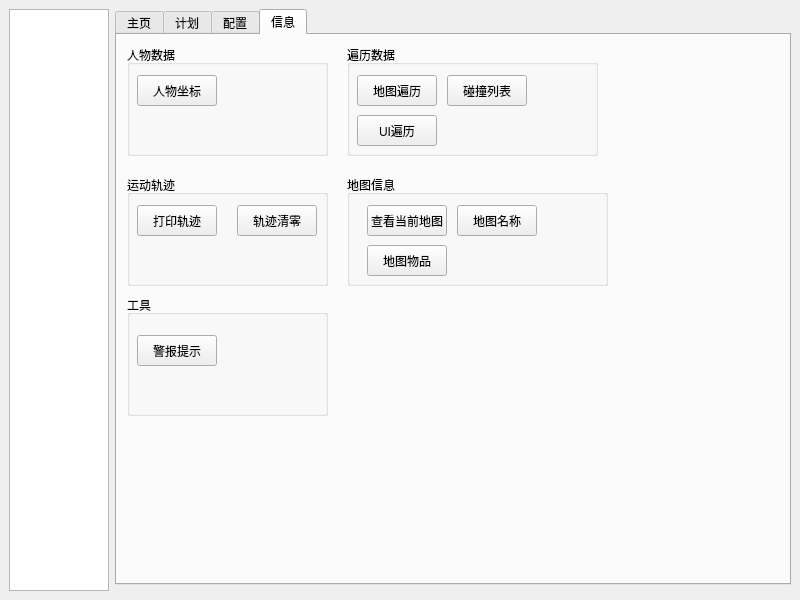
Qt form mainwindow.ui (kinvcode/BattleMush) before a commit.
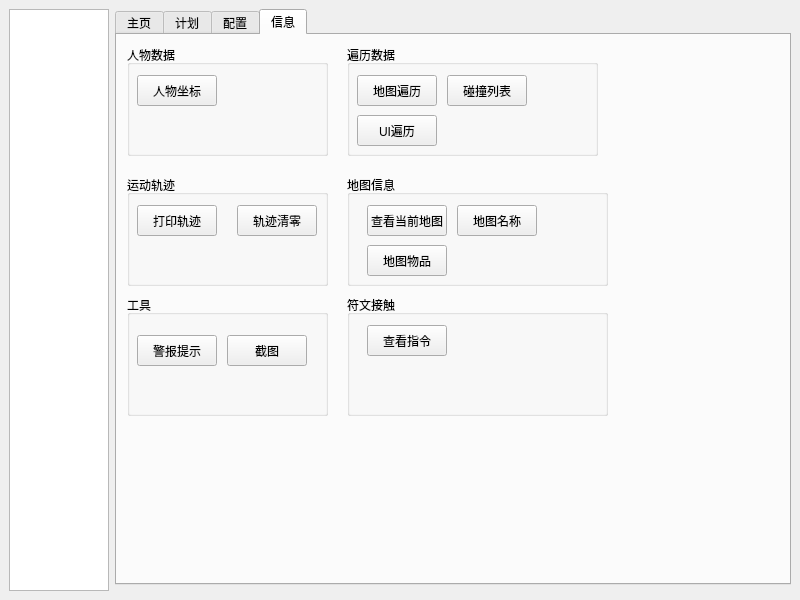
The same form after that commit. Custom widgets are drawn as their Qt base class.

Commit message: 检测符文

What changed in the file:
```diff
--- a/mainwindow.ui
+++ b/mainwindow.ui
@@ -1610,6 +1610,31 @@
             <string>警报提示</string>
            </property>
           </widget>
+          <widget class="QPushButton" name="pushButton_screenshot">
+           <property name="geometry">
+            <rect>
+             <x>100</x>
+             <y>40</y>
+             <width>80</width>
+             <height>31</height>
+            </rect>
+           </property>
+           <property name="minimumSize">
+            <size>
+             <width>80</width>
+             <height>0</height>
+            </size>
+           </property>
+           <property name="maximumSize">
+            <size>
+             <width>80</width>
+             <height>16777215</height>
+            </size>
+           </property>
+           <property name="text">
+            <string>截图</string>
+           </property>
+          </widget>
          </widget>
          <widget class="QGroupBox" name="groupBox_4">
           <property name="geometry">
@@ -1775,6 +1800,44 @@
            </property>
           </widget>
          </widget>
+         <widget class="QGroupBox" name="groupBox_8">
+          <property name="geometry">
+           <rect>
+            <x>230</x>
+            <y>260</y>
+            <width>261</width>
+            <height>121</height>
+           </rect>
+          </property>
+          <property name="title">
+           <string>符文接触</string>
+          </property>
+          <widget class="QPushButton" name="pushButton_runeui_sprite">
+           <property name="geometry">
+            <rect>
+             <x>20</x>
+             <y>30</y>
+             <width>80</width>
+             <height>31</height>
+            </rect>
+           </property>
+           <property name="minimumSize">
+            <size>
+             <width>80</width>
+             <height>31</height>
+            </size>
+           </property>
+           <property name="maximumSize">
+            <size>
+             <width>80</width>
+             <height>31</height>
+            </size>
+           </property>
+           <property name="text">
+            <string>查看指令</string>
+           </property>
+          </widget>
+         </widget>
         </widget>
        </widget>
       </item>
```
The commit also changes 9 other files.
